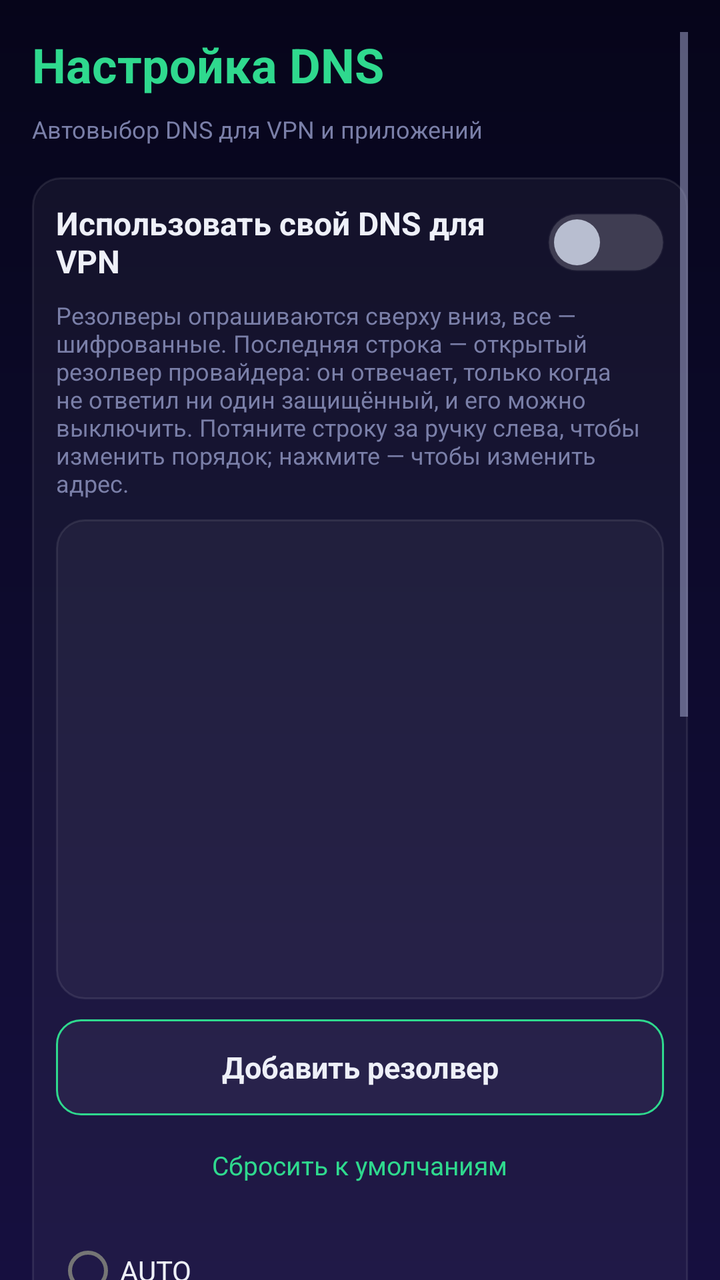
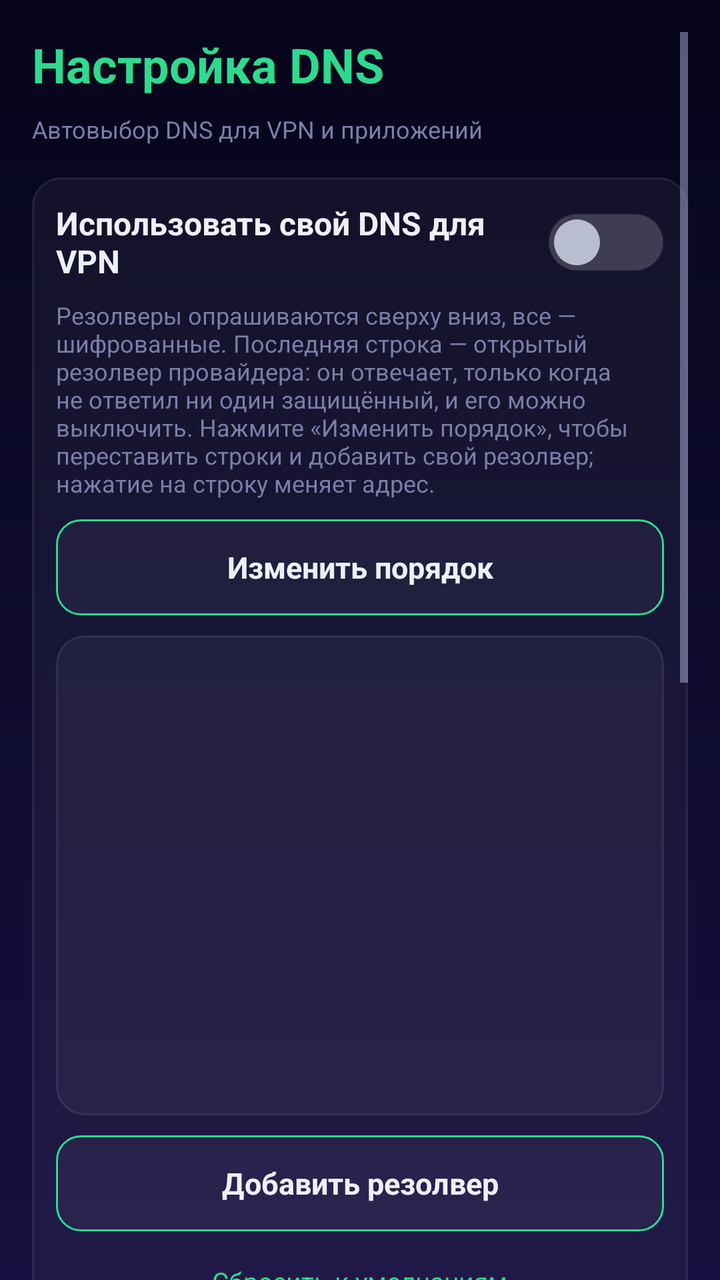

Two renders of the same Android screen: before a commit and after it. Below are the layout's source before the change and the commit's diff.
<!-- AndroidManifest.xml: activity theme Theme.Nova.Settings -->
<!-- res/layout/activity_dns_settings.xml -->
<?xml version="1.0" encoding="utf-8"?>
<ScrollView xmlns:android="http://schemas.android.com/apk/res/android"
    android:layout_width="match_parent"
    android:layout_height="match_parent"
    android:fillViewport="true"
    android:clipToPadding="false"
    android:paddingLeft="16dp"
    android:paddingTop="16dp"
    android:paddingRight="16dp"
    android:paddingBottom="32dp">

    <LinearLayout
        android:layout_width="match_parent"
        android:layout_height="wrap_content"
        android:orientation="vertical">

        <TextView
            android:layout_width="wrap_content"
            android:layout_height="wrap_content"
            android:text="Настройка DNS"
            android:textColor="?attr/novaAccent"
            android:textSize="24sp"
            android:textStyle="bold" />

        <TextView
            android:id="@+id/tv_dns_runtime_summary"
            android:layout_width="match_parent"
            android:layout_height="wrap_content"
            android:layout_marginTop="8dp"
            android:text="Автовыбор DNS для VPN и приложений"
            android:textColor="?attr/novaTextHint"
            android:textSize="12sp" />

        <LinearLayout
            android:layout_width="match_parent"
            android:layout_height="wrap_content"
            android:layout_marginTop="16dp"
            android:background="?attr/novaCardBackground"
            android:orientation="vertical"
            android:padding="12dp">

            <Switch
                android:id="@+id/sw_global_dns"
                android:layout_width="match_parent"
                android:layout_height="wrap_content"
                android:text="Использовать свой DNS для VPN"
                android:textColor="?attr/novaTextTitle"
                android:textSize="16sp"
                android:textStyle="bold" />

            <TextView
                android:id="@+id/tv_dns_rules_hint"
                android:layout_width="match_parent"
                android:layout_height="wrap_content"
                android:layout_marginTop="8dp"
                android:text="Резолверы опрашиваются сверху вниз, все — шифрованные. Последняя строка — открытый резолвер провайдера: он отвечает, только когда не ответил ни один защищённый, и его можно выключить. Потяните строку за ручку слева, чтобы изменить порядок; нажмите — чтобы изменить адрес."
                android:textColor="?attr/novaTextHint"
                android:textSize="12sp" />

            <androidx.recyclerview.widget.RecyclerView
                android:id="@+id/rv_dns_rules"
                android:layout_width="match_parent"
                android:layout_height="240dp"
                android:layout_marginTop="10dp"
                android:background="?attr/novaCardBackground"
                android:clipToPadding="false"
                android:overScrollMode="ifContentScrolls"
                android:paddingTop="6dp"
                android:paddingBottom="6dp" />

            <TextView
                android:id="@+id/btn_add_dns_rule"
                android:layout_width="match_parent"
                android:layout_height="48dp"
                android:layout_marginTop="10dp"
                android:background="@drawable/bg_settings_action_dark"
                android:gravity="center"
                android:paddingHorizontal="12dp"
                android:text="Добавить резолвер"
                android:textColor="?attr/novaTextTitle"
                android:textSize="15sp"
                android:textStyle="bold" />

            <TextView
                android:id="@+id/btn_reset_dns_rules"
                android:layout_width="wrap_content"
                android:layout_height="wrap_content"
                android:layout_gravity="center_horizontal"
                android:layout_marginTop="8dp"
                android:background="?android:attr/selectableItemBackground"
                android:padding="8dp"
                android:text="Сбросить к умолчаниям"
                android:textColor="?attr/novaAccent"
                android:textSize="13sp" />

            <RadioGroup
                android:id="@+id/rg_dns_route_mode"
                android:layout_width="match_parent"
                android:layout_height="wrap_content"
                android:layout_marginTop="12dp">

                <RadioButton
                    android:id="@+id/rb_dns_route_fastest"
                    android:layout_width="wrap_content"
                    android:layout_height="wrap_content"
                    android:text="AUTO"
                    android:textColor="?attr/novaTextTitle" />

                <RadioButton
                    android:id="@+id/rb_dns_route_direct"
                    android:layout_width="wrap_content"
                    android:layout_height="wrap_content"
                    android:text="Напрямую провайдеру"
                    android:textColor="?attr/novaTextTitle" />

                <RadioButton
                    android:id="@+id/rb_dns_route_tunnel"
                    android:layout_width="wrap_content"
                    android:layout_height="wrap_content"
                    android:text="Через VPN"
                    android:textColor="?attr/novaTextTitle" />
            </RadioGroup>
        </LinearLayout>

        <LinearLayout
            android:layout_width="match_parent"
            android:layout_height="wrap_content"
            android:layout_marginTop="16dp"
            android:background="?attr/novaCardBackground"
            android:orientation="vertical"
            android:padding="12dp">

            <Switch
                android:id="@+id/sw_app_override_dns"
                android:layout_width="match_parent"
                android:layout_height="wrap_content"
                android:text="Отдельный DNS для приложения"
                android:textColor="?attr/novaTextTitle"
                android:textSize="16sp"
                android:textStyle="bold" />

            <TextView
                android:id="@+id/tv_selected_dns_app"
                android:layout_width="match_parent"
                android:layout_height="wrap_content"
                android:layout_marginTop="10dp"
                android:text="Выбрано приложение: пока не выбрано"
                android:textColor="?attr/novaTextTitle"
                android:textSize="14sp"
                android:textStyle="bold" />

            <TextView
                android:id="@+id/btn_pick_dns_app"
                android:layout_width="match_parent"
                android:layout_height="48dp"
                android:layout_marginTop="12dp"
                android:background="@drawable/bg_settings_action_dark"
                android:gravity="center"
                android:paddingHorizontal="12dp"
                android:text="Выбрать приложение"
                android:textColor="?attr/novaTextTitle"
                android:textSize="15sp"
                android:textStyle="bold" />

            <EditText
                android:id="@+id/et_dns_app_search"
                android:layout_width="match_parent"
                android:layout_height="wrap_content"
                android:layout_marginTop="10dp"
                android:background="@drawable/bg_settings_button"
                android:hint="Поиск приложения"
                android:inputType="text"
                android:padding="12dp"
                android:textColor="?attr/novaTextTitle"
                android:textColorHint="?attr/novaTextHint"
                android:visibility="gone" />

            <androidx.recyclerview.widget.RecyclerView
                android:id="@+id/rv_dns_apps"
                android:layout_width="match_parent"
                android:layout_height="280dp"
                android:layout_marginTop="10dp"
                android:background="?attr/novaCardBackground"
                android:clipToPadding="false"
                android:overScrollMode="ifContentScrolls"
                android:paddingTop="6dp"
                android:paddingBottom="6dp"
                android:visibility="gone" />

            <EditText
                android:id="@+id/et_app_fallback_dns"
                android:layout_width="match_parent"
                android:layout_height="wrap_content"
                android:layout_marginTop="12dp"
                android:background="@drawable/bg_settings_button"
                android:hint="DoH/DoT через запятую"
                android:inputType="text"
                android:padding="12dp"
                android:textColor="?attr/novaTextTitle"
                android:textColorHint="?attr/novaTextHint" />

            <EditText
                android:id="@+id/et_app_primary_dns"
                android:layout_width="match_parent"
                android:layout_height="wrap_content"
                android:layout_marginTop="10dp"
                android:background="@drawable/bg_settings_button"
                android:hint="Обычный DNS через запятую"
                android:inputType="text"
                android:padding="12dp"
                android:textColor="?attr/novaTextTitle"
                android:textColorHint="?attr/novaTextHint" />

            <Switch
                android:id="@+id/sw_app_plain_fallback"
                android:layout_width="match_parent"
                android:layout_height="wrap_content"
                android:layout_marginTop="10dp"
                android:layout_marginBottom="12dp"
                android:checked="true"
                android:text="Fallback на обычный DNS"
                android:textColor="?attr/novaTextTitle"
                android:textSize="14sp" />
        </LinearLayout>
    </LinearLayout>
</ScrollView>
<!-- resources referenced by this layout -->
<resources>
  <color name="tv_focus_fill">#3332D74B</color>
  <color name="tv_focus_stroke">#32D74B</color>
  <!-- drawable bg_nova_screen_aurora (drawable) -->
  <?xml version="1.0" encoding="utf-8"?>
  <shape xmlns:android="http://schemas.android.com/apk/res/android"
      android:shape="rectangle">
      <gradient
          android:angle="270"
          android:startColor="#06051A"
          android:centerColor="#0E0B2E"
          android:endColor="#160F3F"
          android:type="linear" />
  </shape>
  <color name="nova_aurora_accent">#2FD98E</color>
  <color name="nova_aurora_text_value">#A8ADD4</color>
  <color name="nova_aurora_text_hint">#7A7FA8</color>
  <color name="nova_aurora_accent_dim">#2E2FD98E</color>
  <color name="nova_aurora_accent_on">#06051A</color>
  <color name="nova_aurora_separator">#12FFFFFF</color>
  <color name="nova_aurora_group_from">#2FD98E</color>
  <color name="nova_aurora_group_to">#B8F0D8</color>
  <color name="nova_aurora_text_title">#EEF0F8</color>
  <color name="nova_aurora_switch_on">#2FD98E</color>
  <color name="nova_aurora_switch_off">#2EFFFFFF</color>
  <color name="nova_aurora_thumb_on">#FFFFFF</color>
  <color name="nova_aurora_thumb_off">#B8BED0</color>
  <color name="nova_aurora_icon_tint">#B32FD98E</color>
  <color name="nova_aurora_card_fill">#0BFFFFFF</color>
  <color name="nova_aurora_card_stroke">#17FFFFFF</color>
  <!-- drawable bg_nova_dialog_aurora (drawable) -->
  <?xml version="1.0" encoding="utf-8"?>
  <shape xmlns:android="http://schemas.android.com/apk/res/android"
      android:shape="rectangle">
      <solid android:color="#0E0B2E" />
      <corners android:radius="16dp" />
      <stroke android:width="1dp" android:color="#17FFFFFF" />
  </shape>
  <style name="Widget.Nova.DialogButtonPrimary.Auroramint" parent="@style/Widget.Nova.DialogButton.Auroramint">
          <item name="android:background">@drawable/bg_nova_dialog_button_primary_aurora</item>
          <item name="android:textColor">@color/nova_aurora_accent_on</item>
      </style>
  <style name="Widget.Nova.DialogButton.Auroramint" parent="android:Widget.Material.Button.Borderless">
          <item name="android:background">@drawable/bg_nova_dialog_button_aurora</item>
          <item name="android:backgroundTint">@color/nova_aurora_accent</item>
          <item name="android:backgroundTintMode">src_in</item>
          <item name="android:textColor">@color/nova_aurora_accent</item>
          <item name="android:textAllCaps">false</item>
          <item name="android:textSize">15sp</item>
          <item name="android:textStyle">bold</item>
          <item name="android:minWidth">96dp</item>
          <item name="android:minHeight">44dp</item>
          <item name="android:paddingLeft">18dp</item>
          <item name="android:paddingRight">18dp</item>
          <item name="android:layout_marginStart">8dp</item>
          <item name="android:layout_marginBottom">4dp</item>
      </style>
  <!-- drawable switch_thumb_liquid (drawable) -->
  <?xml version="1.0" encoding="utf-8"?>
  <layer-list xmlns:android="http://schemas.android.com/apk/res/android">
      <item
          android:top="3dp"
          android:bottom="3dp"
          android:left="3dp"
          android:right="3dp">
          <shape android:shape="oval">
              <size
                  android:width="23dp"
                  android:height="23dp"/>
              <solid android:color="#FFFFFF"/>
          </shape>
      </item>
  </layer-list>
  <!-- drawable switch_track_liquid (drawable) -->
  <?xml version="1.0" encoding="utf-8"?>
  <shape xmlns:android="http://schemas.android.com/apk/res/android"
      android:shape="rectangle">
      <size
          android:width="52dp"
          android:height="29dp"/>
      <corners android:radius="15dp"/>
      <solid android:color="#FFFFFF"/>
      <stroke
          android:width="1dp"
          android:color="#33FFFFFF"/>
  </shape>
  <!-- unchanged entries left out for length: 9 -->
</resources>

<!-- the commit's change to res/layout/activity_dns_settings.xml (unified diff, before → after) -->
@@ -53,9 +53,22 @@
                 android:layout_width="match_parent"
                 android:layout_height="wrap_content"
                 android:layout_marginTop="8dp"
-                android:text="Резолверы опрашиваются сверху вниз, все — шифрованные. Последняя строка — открытый резолвер провайдера: он отвечает, только когда не ответил ни один защищённый, и его можно выключить. Потяните строку за ручку слева, чтобы изменить порядок; нажмите — чтобы изменить адрес."
+                android:text="Резолверы опрашиваются сверху вниз, все — шифрованные. Последняя строка — открытый резолвер провайдера: он отвечает, только когда не ответил ни один защищённый, и его можно выключить. Нажмите «Изменить порядок», чтобы переставить строки и добавить свой резолвер; нажатие на строку меняет адрес."
                 android:textColor="?attr/novaTextHint"
                 android:textSize="12sp" />
+
+            <TextView
+                android:id="@+id/btn_dns_reorder"
+                android:layout_width="match_parent"
+                android:layout_height="48dp"
+                android:layout_marginTop="10dp"
+                android:background="@drawable/bg_settings_action_dark"
+                android:gravity="center"
+                android:paddingHorizontal="12dp"
+                android:text="Изменить порядок"
+                android:textColor="?attr/novaTextTitle"
+                android:textSize="15sp"
+                android:textStyle="bold" />
 
             <androidx.recyclerview.widget.RecyclerView
                 android:id="@+id/rv_dns_rules"
<!-- resource entries referenced after the edit -->
@@ -54,7 +54,6 @@
           <item name="android:paddingLeft">18dp</item>
           <item name="android:paddingRight">18dp</item>
           <item name="android:layout_marginStart">8dp</item>
-          <item name="android:layout_marginBottom">4dp</item>
       </style>
   <!-- drawable switch_thumb_liquid (drawable) -->
   <?xml version="1.0" encoding="utf-8"?>
